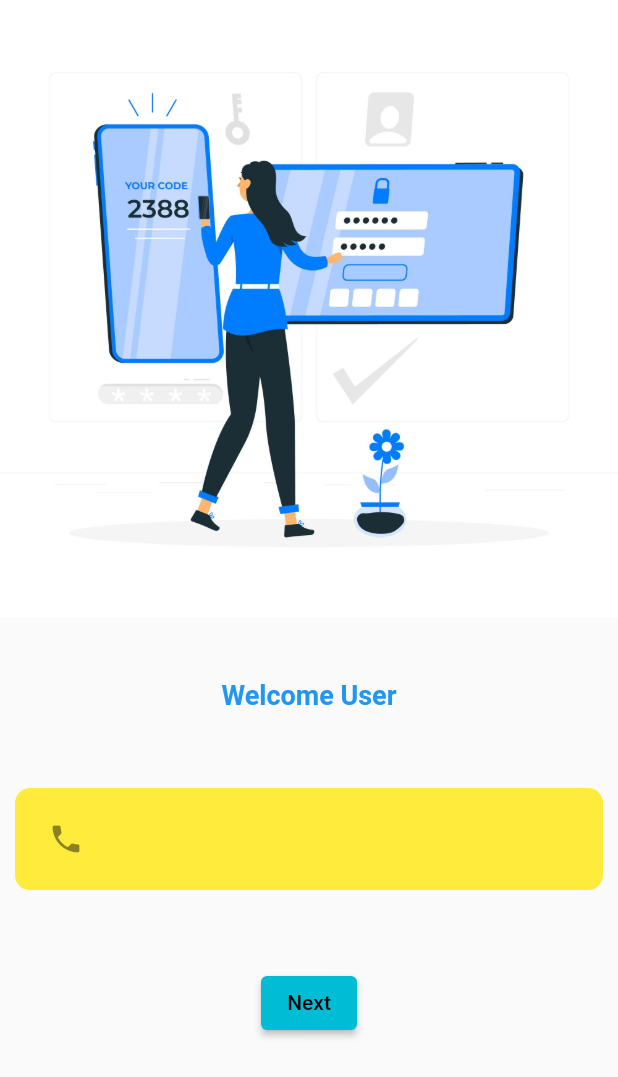
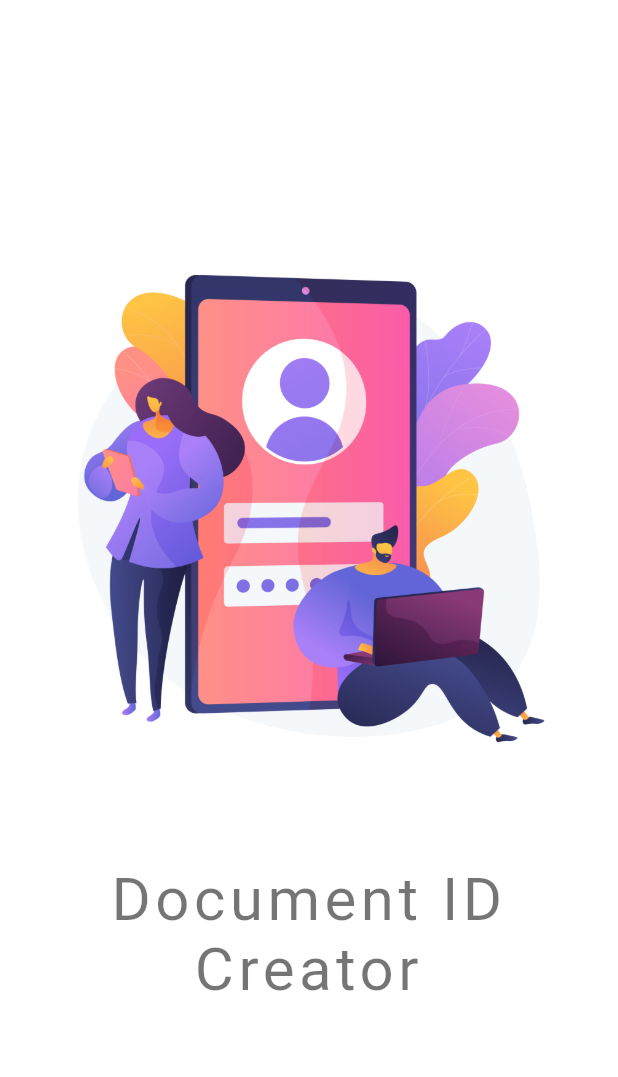
Before and after one commit to shubham23mamgain/kollins, a Flutter app: the first screen one second after launch, on a phone screen of 412 x 824 dp. Shown: the top 1077 px of the screen. Run offline on Flutter 3.47's test engine with Material 2 defaults, Android fonts, the phone set to English and light mode, and no system bars; our stand-ins replace image_picker.

Commit message:
third commit

```diff
--- a/lib/main.dart
+++ b/lib/main.dart
@@ -1,5 +1,5 @@
 import 'package:flutter/material.dart';
-import 'package:kollins/screens/login_screen.dart';
+import 'package:kollins/screens/splash_screen.dart';
 
 void main() {
   runApp(const MyApp());
@@ -14,7 +14,7 @@ class MyApp extends StatelessWidget {
     return const MaterialApp(
       title: 'Kollins',
       debugShowCheckedModeBanner: false,
-      home: LoginScreen(),
+      home: MySplashScreen(),
     );
   }
 }
--- a/lib/screens/login_screen.dart
+++ b/lib/screens/login_screen.dart
@@ -36,7 +36,7 @@ class _LoginScreenState extends State<LoginScreen> {
               data: Icons.phone,
               hintText: 'Mobile Number',
               isObscure: false,
-              keyboard: TextInputType.number,
+              // keyboard: TextInputType.number,
             ),
           ),
           SizedBox(height: MediaQuery.of(context).size.height * 0.05),
--- a/lib/screens/otp_screen.dart
+++ b/lib/screens/otp_screen.dart
@@ -34,7 +34,7 @@ class _OTPScreenState extends State<OTPScreen> {
               controller: mobileController,
               hintText: 'OTP',
               isObscure: false,
-              keyboard: TextInputType.number,
+              // keyboard: TextInputType.number,
             ),
           ),
           SizedBox(height: MediaQuery.of(context).size.height * 0.05),
--- /dev/null
+++ b/lib/screens/splash_screen.dart
@@ -0,0 +1,59 @@
+import 'dart:async';
+
+import 'package:flutter/material.dart';
+import 'package:kollins/screens/login_screen.dart';
+
+class MySplashScreen extends StatefulWidget {
+  const MySplashScreen({super.key});
+
+  @override
+  State<MySplashScreen> createState() => _MySplashScreenState();
+}
+
+class _MySplashScreenState extends State<MySplashScreen> {
+  startTimer() {
+    Timer(const Duration(seconds: 3), () async {
+      Navigator.push(
+          context, MaterialPageRoute(builder: (c) => const LoginScreen()));
+    });
+  }
+
+  @override
+  void initState() {
+    startTimer();
+    super.initState();
+  }
+
+  @override
+  Widget build(BuildContext context) {
+    return Material(
+      child: Container(
+        color: Colors.white,
+        child: Center(
+          child: Column(
+            mainAxisAlignment: MainAxisAlignment.center,
+            children: [
+              Padding(
+                padding: const EdgeInsets.all(8.0),
+                child: Image.asset('assets/images/p1.jpg'),
+              ),
+              const SizedBox(height: 10),
+              const Padding(
+                padding: EdgeInsets.all(18.0),
+                child: Text(
+                  'Document ID Creator ',
+                  textAlign: TextAlign.center,
+                  style: TextStyle(
+                    color: Colors.black54,
+                    fontSize: 40,
+                    letterSpacing: 3,
+                  ),
+                ),
+              )
+            ],
+          ),
+        ),
+      ),
+    );
+  }
+}
--- a/lib/widgets/custom_text_field.dart
+++ b/lib/widgets/custom_text_field.dart
@@ -5,7 +5,7 @@ class CustomTextField extends StatelessWidget {
   final IconData? data;
   bool? isObscure = true;
   final String? hintText;
-  final TextInputType? keyboard;
+  // final TextInputType? keyboard;
 
   CustomTextField({
     super.key,
@@ -13,7 +13,7 @@ class CustomTextField extends StatelessWidget {
     this.data,
     this.hintText,
     this.isObscure,
-    this.keyboard,
+    // this.keyboard,
   });
 
   @override
@@ -30,7 +30,7 @@ class CustomTextField extends StatelessWidget {
             EdgeInsets.only(bottom: MediaQuery.of(context).viewInsets.bottom),
         controller: controller,
         obscureText: isObscure!,
-        keyboardType: keyboard,
+        // keyboardType: keyboard,
         cursorColor: Theme.of(context).primaryColor,
         decoration: InputDecoration(
           border: InputBorder.none,
```
Also changed, not shown: lib/screens/auth_screen.dart (added, +34 -0 lines), lib/screens/dashboard_screen.dart (+8 -4 lines), pubspec.yaml (+0 -35 lines).
